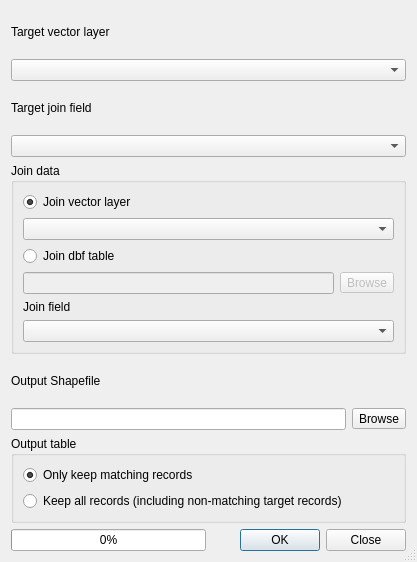
Qt form qgis/python/plugins/fTools/tools/frmJoinAttributes.ui (sourcepole/qgis) before a commit.
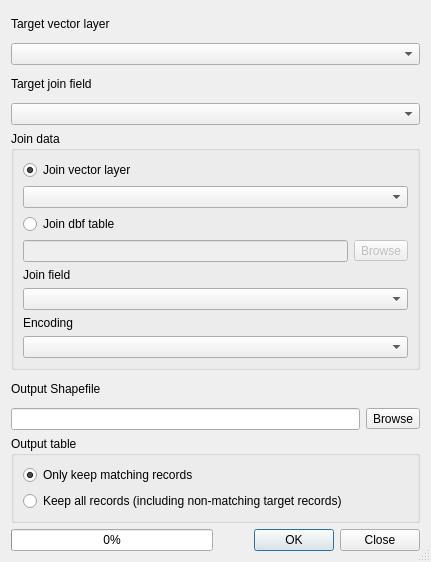
The same form after that commit.

Commit message: adds option to specify encoding for input tables. addresses #2628

```diff
--- a/qgis/python/plugins/fTools/tools/frmJoinAttributes.ui
+++ b/qgis/python/plugins/fTools/tools/frmJoinAttributes.ui
@@ -9,7 +9,7 @@
    <rect>
     <x>0</x>
     <y>0</y>
-    <width>417</width>
+    <width>431</width>
     <height>562</height>
    </rect>
   </property>
@@ -53,7 +53,7 @@
      <property name="title">
       <string>Join data</string>
      </property>
-     <layout class="QGridLayout">
+     <layout class="QGridLayout" name="gridLayout_2">
       <item row="0" column="0">
        <layout class="QVBoxLayout">
         <item>
@@ -120,6 +120,20 @@
         </item>
        </layout>
       </item>
+      <item row="3" column="0">
+       <layout class="QVBoxLayout" name="verticalLayout">
+        <item>
+         <widget class="QLabel" name="labEncoding">
+          <property name="text">
+           <string>Encoding</string>
+          </property>
+         </widget>
+        </item>
+        <item>
+         <widget class="QComboBox" name="cmbEncoding"/>
+        </item>
+       </layout>
+      </item>
      </layout>
     </widget>
    </item>
```
The commit also changes 1 other file.
